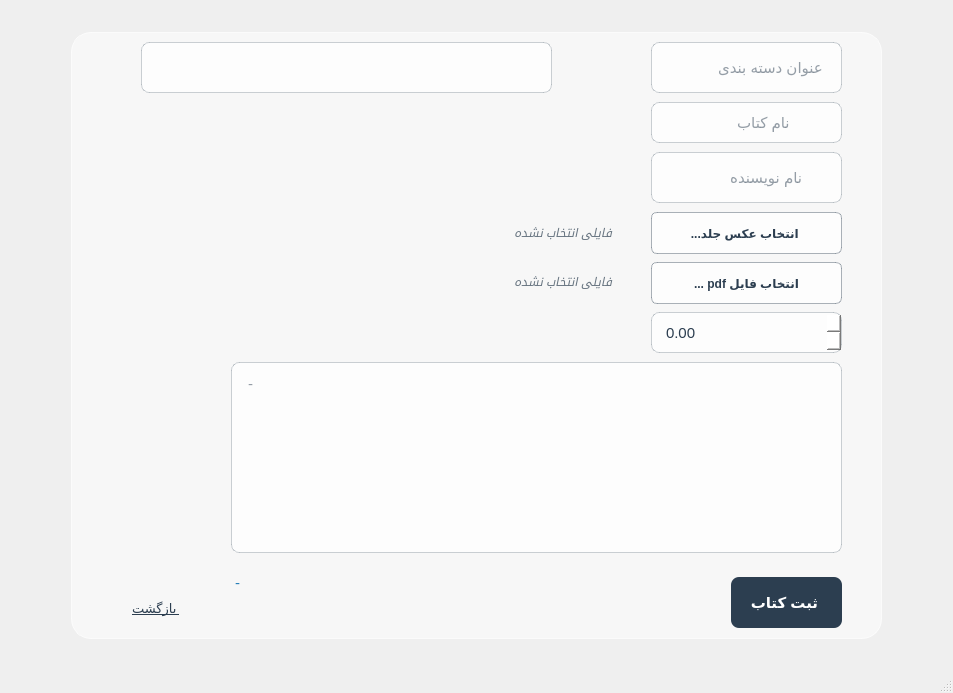
First picture: the form in client/publisheraddbookwindow_c.ui, repository afkhamis1386-afk/bookCLUB_Project, before the edit.
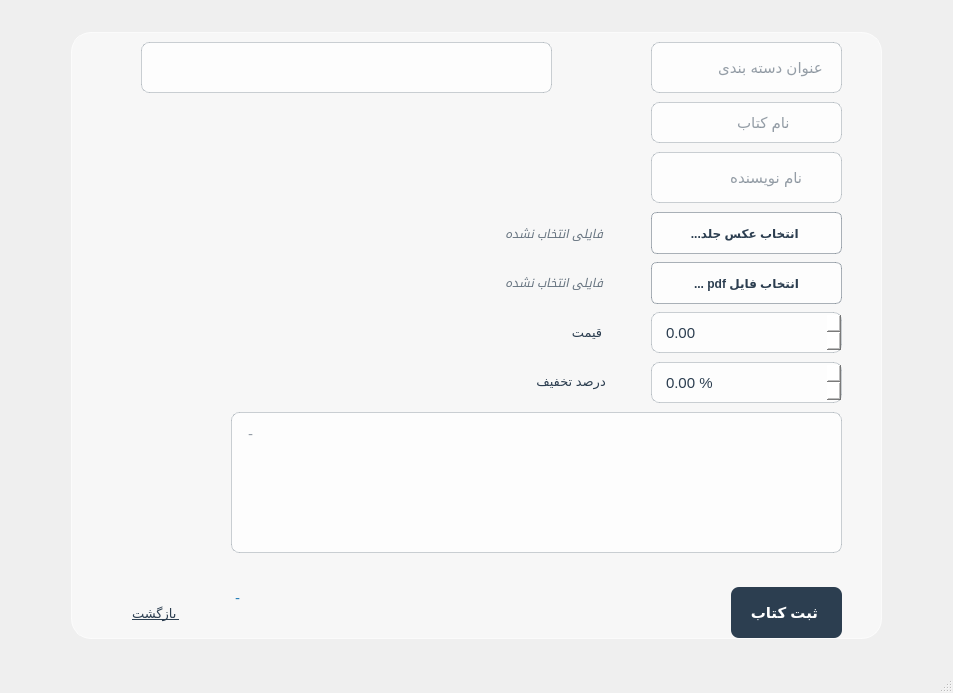
Second picture: the form after the edit. Icons and pictures are not drawn.

Commit message: Update PublisherAddBookWindow to send initial discountPercent

```diff
--- a/client/publisheraddbookwindow_c.ui
+++ b/client/publisheraddbookwindow_c.ui
@@ -242,7 +242,7 @@
        <property name="geometry">
         <rect>
          <x>660</x>
-         <y>530</y>
+         <y>540</y>
          <width>111</width>
          <height>66</height>
         </rect>
@@ -255,7 +255,7 @@
        <property name="geometry">
         <rect>
          <x>40</x>
-         <y>550</y>
+         <y>555</y>
          <width>90</width>
          <height>47</height>
         </rect>
@@ -277,11 +277,30 @@
         <double>100000000.000000000000000</double>
        </property>
       </widget>
+      <widget class="QDoubleSpinBox" name="discountPercentSpinBox">
+       <property name="geometry">
+        <rect>
+         <x>580</x>
+         <y>330</y>
+         <width>191</width>
+         <height>41</height>
+        </rect>
+       </property>
+       <property name="toolTip">
+        <string>درصد تخفیف (۰ تا ۱۰۰)</string>
+       </property>
+       <property name="suffix">
+        <string> %</string>
+       </property>
+       <property name="maximum">
+        <double>100.000000000000000</double>
+       </property>
+      </widget>
       <widget class="QLabel" name="statusLabel">
        <property name="geometry">
         <rect>
          <x>160</x>
-         <y>530</y>
+         <y>545</y>
          <width>341</width>
          <height>41</height>
         </rect>
@@ -303,19 +322,6 @@
         <string>... pdf انتخاب فایل</string>
        </property>
       </widget>
-      <widget class="QLabel" name="pdfPathLabel">
-       <property name="geometry">
-        <rect>
-         <x>420</x>
-         <y>240</y>
-         <width>131</width>
-         <height>20</height>
-        </rect>
-       </property>
-       <property name="text">
-        <string>   فایلی انتخاب نشده</string>
-       </property>
-      </widget>
       <widget class="QPushButton" name="selectCoverButton">
        <property name="geometry">
         <rect>
@@ -329,32 +335,67 @@
         <string>...انتخاب عکس جلد </string>
        </property>
       </widget>
-      <widget class="QLabel" name="coverPathLabel">
-       <property name="geometry">
-        <rect>
-         <x>410</x>
-         <y>190</y>
-         <width>141</width>
-         <height>21</height>
-        </rect>
-       </property>
-       <property name="text">
-        <string>   فایلی انتخاب نشده</string>
-       </property>
-      </widget>
       <widget class="QTextEdit" name="descriptionTextEdit">
        <property name="geometry">
         <rect>
          <x>160</x>
-         <y>330</y>
+         <y>380</y>
          <width>611</width>
-         <height>191</height>
+         <height>141</height>
         </rect>
        </property>
        <property name="placeholderText">
         <string>-</string>
        </property>
       </widget>
+      <widget class="QWidget" name="">
+       <property name="geometry">
+        <rect>
+         <x>410</x>
+         <y>180</y>
+         <width>132</width>
+         <height>191</height>
+        </rect>
+       </property>
+       <layout class="QVBoxLayout" name="verticalLayout">
+        <item>
+         <widget class="QLabel" name="coverPathLabel">
+          <property name="text">
+           <string>   فایلی انتخاب نشده</string>
+          </property>
+         </widget>
+        </item>
+        <item>
+         <widget class="QLabel" name="pdfPathLabel">
+          <property name="text">
+           <string>   فایلی انتخاب نشده</string>
+          </property>
+         </widget>
+        </item>
+        <item>
+         <widget class="QLabel" name="pricelabel">
+          <property name="text">
+           <string>   قیمت </string>
+          </property>
+         </widget>
+        </item>
+        <item>
+         <widget class="QLabel" name="discountLabel">
+          <property name="styleSheet">
+           <string notr="true">QLabel#discountLabel {
+    color: #2c3e50;
+    font-family: &quot;Segoe UI&quot;, &quot;Tahoma&quot;;
+    font-size: 10pt;
+    background: transparent;
+}</string>
+          </property>
+          <property name="text">
+           <string>  درصد تخفیف </string>
+          </property>
+         </widget>
+        </item>
+       </layout>
+      </widget>
      </widget>
     </item>
     <item row="2" column="2">
```
The commit also changes 1 other file.
